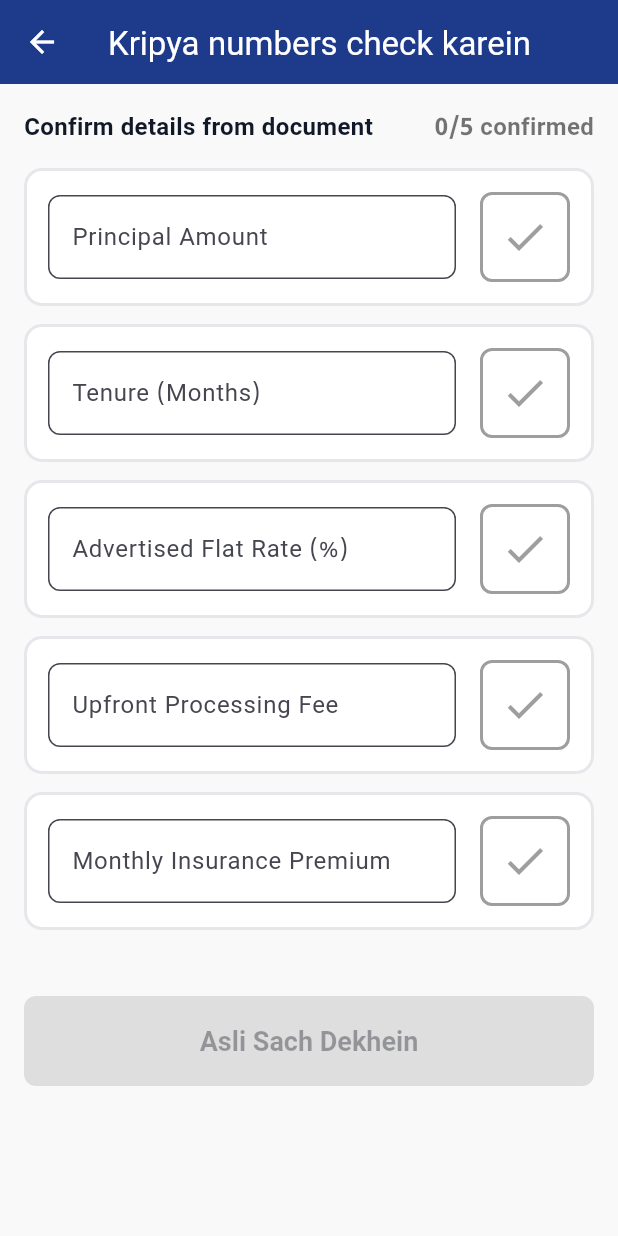
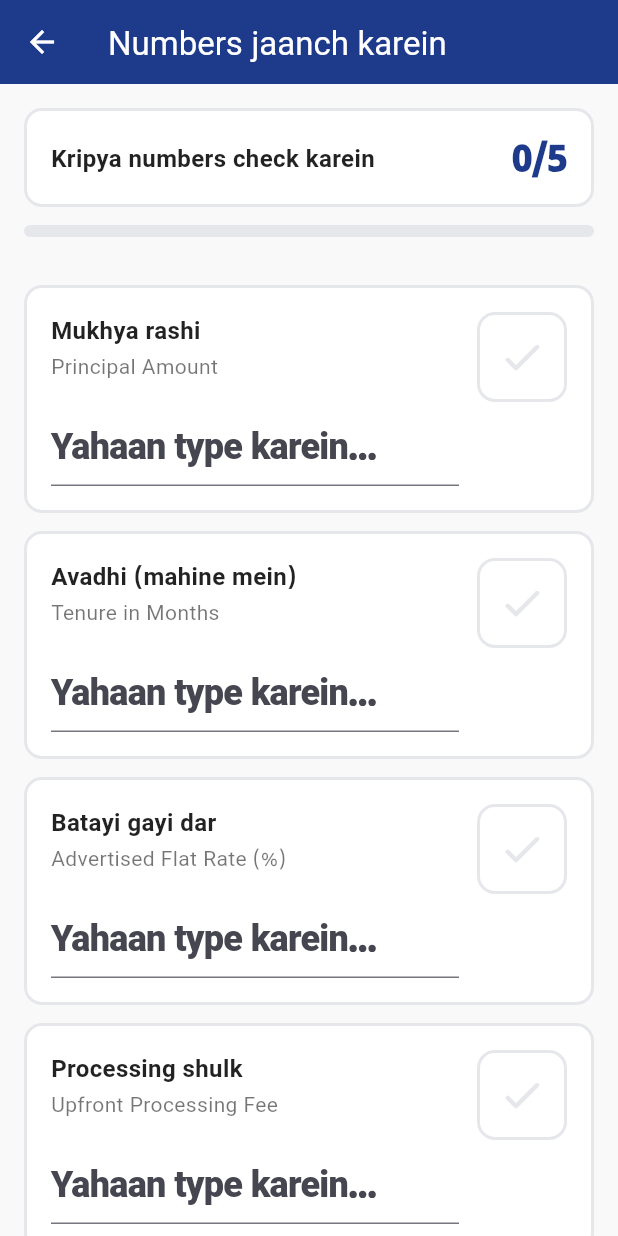
Before and after one commit to vishwasbhattgaonkar1512-cmd/CostReveal-SACH-Engine, a Flutter app: the screen it shows after launch, after a tap on an icon or button, on a phone screen of 412 x 824 dp. Run offline on Flutter 3.47's test engine with Material 3 defaults, Android fonts, the phone set to English and light mode, and no system bars; our stand-ins replace camera, fl_chart, google_fonts, speech_to_text, wakelock_plus.

Commit message:
style(M2): inject premium tactile UI, Gestalt whitespace, and stolen money visualizer

```diff
--- /dev/null
+++ b/devtools_options.yaml
@@ -0,0 +1,3 @@
+description: This file stores settings for Dart & Flutter DevTools.
+documentation: https://docs.flutter.dev/tools/devtools/extensions#configure-extension-enablement-states
+extensions:
--- /dev/null
+++ b/lib/theme/app_theme.dart
@@ -0,0 +1,54 @@
+import 'package:flutter/material.dart';
+
+class AppTheme {
+  // ── Colors (Mumbai Sunlight Spec) ──────────────────────────────────────────
+  static const Color bg            = Color(0xFFF9F9F9);
+  static const Color navy          = Color(0xFF1E3A8A);
+  static const Color green         = Color(0xFF10B981);
+  static const Color red           = Color(0xFFDC2626);
+  static const Color white         = Colors.white;
+  static const Color border        = Color(0xFFE5E7EB);
+  static const Color textPrimary   = Colors.black87;
+  static const Color textSecondary = Colors.black54;
+
+  // ── Typography ────────────────────────────────────────────────────────────
+  static const double labelSize   = 14.0;
+  static const double bodyMin     = 16.0;
+  static const double subheadline = 24.0;
+  static const double numberSub   = 24.0;
+  static const double numberHero  = 40.0;
+
+  static const FontWeight numberWeight = FontWeight.w900;
+
+  // ── Layout & Targets ──────────────────────────────────────────────────────
+  static const double cardPadding     = 16.0;
+  static const double minTapTarget    = 60.0;
+  static const double cardRadius      = 12.0;
+  static const double cardBorderWidth = 2.0;
+
+  // ── Decorations ───────────────────────────────────────────────────────────
+  static BoxDecoration cardDecoration({Color? borderColor}) {
+    return BoxDecoration(
+      color: white,
+      borderRadius: BorderRadius.circular(cardRadius),
+      border: Border.all(
+        color: borderColor ?? border,
+        width: cardBorderWidth,
+      ),
+    );
+  }
+
+  static BoxDecoration heroStatDecoration(Color color) {
+    return BoxDecoration(
+      color: color,
+      borderRadius: BorderRadius.circular(cardRadius),
+      boxShadow: [
+        BoxShadow(
+          color: color.withValues(alpha: 0.3),
+          blurRadius: 16,
+          offset: const Offset(0, 8),
+        )
+      ],
+    );
+  }
+}
--- a/lib/ui/input_screen.dart
+++ b/lib/ui/input_screen.dart
@@ -4,6 +4,7 @@ import '../state/app_state.dart';
 import 'package:provider/provider.dart';
 import 'validation_screen.dart';
 import 'fallback_screen.dart';
+import 'widgets/bouncing_touch.dart'; // <--- PREMIUM ADDITION
 
 class InputScreen extends StatefulWidget {
   const InputScreen({super.key});
@@ -59,8 +60,6 @@ class _InputScreenState extends State<InputScreen>
         return;
       }
 
-      // Show what was heard, then route to Validation for manual confirmation.
-      // (Gemini parsing is M3's Task 2 — intentionally blocked until M1 models are final.)
       _showSpeechConfirmDialog(spokenText);
     } catch (e) {
       if (!mounted) return;
@@ -140,7 +139,6 @@ class _InputScreenState extends State<InputScreen>
 
       if (!mounted) return;
 
-      // Pass base64 to AppState so M3's Gemini bridge can pick it up later.
       Provider.of<AppState>(context, listen: false)
           .setPendingCameraImage(base64Image);
 
@@ -326,7 +324,7 @@ class _InputScreenState extends State<InputScreen>
     required String label,
     required VoidCallback onTap,
   }) {
-    return GestureDetector(
+    return BouncingTouch(
       onTap: onTap,
       child: Container(
         height: 60,
--- a/lib/ui/validation_screen.dart
+++ b/lib/ui/validation_screen.dart
@@ -1,8 +1,10 @@
 import 'package:flutter/material.dart';
 import 'package:flutter/services.dart';
 import 'package:provider/provider.dart';
+import '../theme/app_theme.dart';
 import '../state/app_state.dart';
 import 'true_cost_screen.dart';
+import 'widgets/bouncing_touch.dart';
 
 class ValidationScreen extends StatefulWidget {
   const ValidationScreen({super.key});
@@ -12,81 +14,114 @@ class ValidationScreen extends StatefulWidget {
 }
 
 class _ValidationScreenState extends State<ValidationScreen> {
-  final _principalCtrl = TextEditingController();
-  final _monthsCtrl = TextEditingController();
-  final _flatRateCtrl = TextEditingController();
-  final _procFeeCtrl = TextEditingController();
-  final _insuranceCtrl = TextEditingController();
+  final _principalCtrl  = TextEditingController();
+  final _monthsCtrl     = TextEditingController();
+  final _flatRateCtrl   = TextEditingController();
+  final _procFeeCtrl    = TextEditingController();
+  final _insuranceCtrl  = TextEditingController();
 
-  final Map<String, bool> _confirmedFields = {
+  final Map<String, bool> _confirmed = {
     'principal': false,
-    'months': false,
-    'rate': false,
-    'fee': false,
+    'months':    false,
+    'rate':      false,
+    'fee':       false,
     'insurance': false,
   };
 
-  bool get _allConfirmed => !_confirmedFields.values.any((element) => element == false);
-  int get _confirmedCount => _confirmedFields.values.where((element) => element == true).length;
+  bool get _allConfirmed   => _confirmed.values.every((v) => v);
+  int  get _confirmedCount => _confirmed.values.where((v) => v).length;
+  int  get _totalFields    => _confirmed.length;
 
   @override
   Widget build(BuildContext context) {
     final appState = Provider.of<AppState>(context, listen: false);
 
     return Scaffold(
-      appBar: AppBar(title: const Text('Kripya numbers check karein')),
+      backgroundColor: AppTheme.bg,
+      appBar: AppBar(title: const Text('Numbers jaanch karein')),
       body: ListView(
-        padding: const EdgeInsets.all(16),
+        padding: const EdgeInsets.all(AppTheme.cardPadding),
         children: [
-          Row(
+          // ── Progress header ──────────────────────────────────────────
+          Container(
+            padding: const EdgeInsets.symmetric(horizontal: AppTheme.cardPadding, vertical: 14),
+            decoration: AppTheme.cardDecoration(),
+            child: Row(
               mainAxisAlignment: MainAxisAlignment.spaceBetween,
               children: [
-              const Text(
-                'Confirm details from document',
-                style: TextStyle(fontSize: 16, fontWeight: FontWeight.bold),
+                Text(
+                  'Kripya numbers check karein',
+                  style: TextStyle(
+                    fontSize: AppTheme.bodyMin,
+                    fontWeight: FontWeight.w600,
+                    color: AppTheme.textPrimary,
+                  ),
                 ),
                 Text(
-                '$_confirmedCount/5 confirmed',
+                  '$_confirmedCount/$_totalFields',
                   style: TextStyle(
-                  fontSize: 16,
-                  fontWeight: FontWeight.bold,
-                  color: _allConfirmed ? const Color(0xFF10B981) : Colors.black54
+                    fontSize: AppTheme.subheadline,
+                    fontWeight: AppTheme.numberWeight,
+                    color: _allConfirmed ? AppTheme.green : AppTheme.navy,
+                    letterSpacing: -0.5,
                   ),
                 ),
               ],
             ),
-          const SizedBox(height: 16),
-          _buildValidationCard(
-            label: 'Principal Amount',
-            controller: _principalCtrl,
-            fieldKey: 'principal',
-            onChanged: (val) => appState.updateCandidate(principal: double.tryParse(val)),
           ),
-          _buildValidationCard(
-            label: 'Tenure (Months)',
-            controller: _monthsCtrl,
-            fieldKey: 'months',
-            onChanged: (val) => appState.updateCandidate(months: int.tryParse(val)),
+          const SizedBox(height: 12),
+
+          // Linear progress bar
+          ClipRRect(
+            borderRadius: BorderRadius.circular(4),
+            child: LinearProgressIndicator(
+              value: _confirmedCount / _totalFields,
+              minHeight: 8,
+              color: _allConfirmed ? AppTheme.green : AppTheme.navy,
+              backgroundColor: AppTheme.border,
             ),
-          _buildValidationCard(
-            label: 'Advertised Flat Rate (%)',
-            controller: _flatRateCtrl,
-            fieldKey: 'rate',
-            onChanged: (val) => appState.updateCandidate(flatRate: double.tryParse(val)),
           ),
-          _buildValidationCard(
-            label: 'Upfront Processing Fee',
-            controller: _procFeeCtrl,
-            fieldKey: 'fee',
-            onChanged: (val) => appState.updateCandidate(procFee: double.tryParse(val)),
+
+          const SizedBox(height: 32), // Expanded whitespace separating header from cards
+
+          _buildCard(
+            label:       'Mukhya rashi',
+            sublabel:    'Principal Amount',
+            controller:  _principalCtrl,
+            fieldKey:    'principal',
+            onChanged:   (v) => appState.updateCandidate(principal: double.tryParse(v)),
           ),
-          _buildValidationCard(
-            label: 'Monthly Insurance Premium',
-            controller: _insuranceCtrl,
-            fieldKey: 'insurance',
-            onChanged: (val) => appState.updateCandidate(insurance: double.tryParse(val)),
+          _buildCard(
+            label:       'Avadhi (mahine mein)',
+            sublabel:    'Tenure in Months',
+            controller:  _monthsCtrl,
+            fieldKey:    'months',
+            onChanged:   (v) => appState.updateCandidate(months: int.tryParse(v)),
           ),
+          _buildCard(
+            label:       'Batayi gayi dar',
+            sublabel:    'Advertised Flat Rate (%)',
+            controller:  _flatRateCtrl,
+            fieldKey:    'rate',
+            onChanged:   (v) => appState.updateCandidate(flatRate: double.tryParse(v)),
+          ),
+          _buildCard(
+            label:       'Processing shulk',
+            sublabel:    'Upfront Processing Fee',
+            controller:  _procFeeCtrl,
+            fieldKey:    'fee',
+            onChanged:   (v) => appState.updateCandidate(procFee: double.tryParse(v)),
+          ),
+          _buildCard(
+            label:       'Maasik bima',
+            sublabel:    'Monthly Insurance Premium',
+            controller:  _insuranceCtrl,
+            fieldKey:    'insurance',
+            onChanged:   (v) => appState.updateCandidate(insurance: double.tryParse(v)),
+          ),
+
           const SizedBox(height: 32),
+
           ElevatedButton(
             onPressed: _allConfirmed
                 ? () {
@@ -98,66 +133,97 @@ class _ValidationScreenState extends State<ValidationScreen> {
                   }
                 : null,
             style: ElevatedButton.styleFrom(
-              backgroundColor: _allConfirmed ? const Color(0xFF10B981) : Colors.grey,
+              backgroundColor: _allConfirmed ? AppTheme.green : AppTheme.border,
+              foregroundColor: AppTheme.white,
             ),
-            child: const Text('Asli Sach Dekhein'), // "See the real truth"
-          )
+            child: const Text('Asli Sach Dekhein  (See Real Truth)'),
+          ),
         ],
       ),
     );
   }
 
-  Widget _buildValidationCard({
+  Widget _buildCard({
     required String label,
+    required String sublabel,
     required TextEditingController controller,
     required String fieldKey,
     required Function(String) onChanged,
   }) {
-    final isConfirmed = _confirmedFields[fieldKey] ?? false;
+    final confirmed = _confirmed[fieldKey] ?? false;
 
-    return Card(
-      margin: const EdgeInsets.only(bottom: 12),
+    return Padding(
+      padding: const EdgeInsets.only(bottom: 12),
+      child: Container(
+        decoration: AppTheme.cardDecoration(
+          borderColor: confirmed ? AppTheme.green : AppTheme.border,
+        ),
         child: Padding(
-        padding: const EdgeInsets.all(16),
+          padding: const EdgeInsets.all(AppTheme.cardPadding),
           child: Row(
+            crossAxisAlignment: CrossAxisAlignment.start,
             children: [
               Expanded(
-              child: TextField(
+                child: Column(
+                  crossAxisAlignment: CrossAxisAlignment.start,
+                  children: [
+                    Text(
+                      label,
+                      style: TextStyle(
+                        fontSize: AppTheme.bodyMin,
+                        fontWeight: FontWeight.w700,
+                        color: AppTheme.textPrimary,
+                      ),
+                    ),
+                    const SizedBox(height: 2), // Tighten gap for Gestalt grouping
+                    Text(
+                      sublabel,
+                      style: TextStyle(
+                        fontSize: AppTheme.labelSize,
+                        color: AppTheme.textSecondary,
+                      ),
+                    ),
+                    const SizedBox(height: 16),
+                    TextField(
                       controller: controller,
+                      enabled: !confirmed,
+                      keyboardType: const TextInputType.numberWithOptions(decimal: true),
+                      style: TextStyle(
+                        fontSize: AppTheme.subheadline,
+                        fontWeight: AppTheme.numberWeight,
+                        color: AppTheme.textPrimary,
+                        letterSpacing: -0.5, // Premium sleek numbers
+                      ),
                       decoration: InputDecoration(
-                  labelText: label,
-                  border: OutlineInputBorder(borderRadius: BorderRadius.circular(8)),
-                  filled: true,
-                  fillColor: isConfirmed ? Colors.grey[100] : Colors.white,
+                        fillColor: confirmed ? const Color(0xFFF3F4F6) : AppTheme.white,
+                        hintText: confirmed ? 'Confirmed' : 'Yahaan type karein...',
                       ),
-                keyboardType: TextInputType.number,
-                enabled: !isConfirmed,
                       onChanged: onChanged,
                     ),
+                  ],
                 ),
-            const SizedBox(width: 16),
-            InkWell(
+              ),
+              const SizedBox(width: 12),
+              // Tactile bouncing confirm target
+              BouncingTouch(
                 onTap: () {
                   HapticFeedback.lightImpact();
-                setState(() {
-                  _confirmedFields[fieldKey] = !isConfirmed;
-                });
+                  setState(() => _confirmed[fieldKey] = !confirmed);
                 },
-              borderRadius: BorderRadius.circular(8),
                 child: Container(
-                width: 60,
-                height: 60,
+                  width: AppTheme.minTapTarget,
+                  height: AppTheme.minTapTarget,
                   decoration: BoxDecoration(
-                  color: isConfirmed ? const Color(0xFF10B981) : Colors.white, // Green if confirmed
+                    color: confirmed ? AppTheme.green : AppTheme.white,
+                    borderRadius: BorderRadius.circular(AppTheme.cardRadius),
                     border: Border.all(
-                    color: isConfirmed ? const Color(0xFF10B981) : Colors.grey,
-                    width: 2,
+                      color: confirmed ? AppTheme.green : AppTheme.border,
+                      width: AppTheme.cardBorderWidth,
                     ),
-                  borderRadius: BorderRadius.circular(8),
                   ),
                   child: Icon(
-                  Icons.check,
-                  color: isConfirmed ? Colors.white : Colors.grey,
+                    Icons.check_rounded,
+                    color: confirmed ? AppTheme.white : AppTheme.border,
                     size: 32,
                   ),
                 ),
@@ -165,6 +231,7 @@ class _ValidationScreenState extends State<ValidationScreen> {
             ],
           ),
         ),
+      ),
     );
   }
 }
--- /dev/null
+++ b/lib/ui/widgets/bouncing_touch.dart
@@ -0,0 +1,60 @@
+import 'package:flutter/material.dart';
+
+class BouncingTouch extends StatefulWidget {
+  final Widget child;
+  final VoidCallback onTap;
+
+  const BouncingTouch({super.key, required this.child, required this.onTap});
+
+  @override
+  State<BouncingTouch> createState() => _BouncingTouchState();
+}
+
+class _BouncingTouchState extends State<BouncingTouch>
+    with SingleTickerProviderStateMixin {
+  late AnimationController _controller;
+  late Animation<double> _scaleAnimation;
+
+  @override
+  void initState() {
+    super.initState();
+    _controller = AnimationController(
+      vsync: this,
+      duration: const Duration(milliseconds: 100),
+    );
+    _scaleAnimation = Tween<double>(begin: 1.0, end: 0.95).animate(
+      CurvedAnimation(parent: _controller, curve: Curves.easeInOut),
+    );
+  }
+
+  @override
+  void dispose() {
+    _controller.dispose();
+    super.dispose();
+  }
+
+  void _onTapDown(TapDownDetails details) => _controller.forward();
+  void _onTapUp(TapUpDetails details) {
+    _controller.reverse();
+    widget.onTap();
+  }
+  void _onTapCancel() => _controller.reverse();
+
+  @override
+  Widget build(BuildContext context) {
+    return GestureDetector(
+      onTapDown: _onTapDown,
+      onTapUp: _onTapUp,
+      onTapCancel: _onTapCancel,
+      behavior: HitTestBehavior.opaque,
+      child: AnimatedBuilder(
+        animation: _scaleAnimation,
+        builder: (context, child) => Transform.scale(
+          scale: _scaleAnimation.value,
+          child: child,
+        ),
+        child: widget.child,
+      ),
+    );
+  }
+}
```
Also changed, not shown: lib/ui/true_cost_screen.dart (+193 -151 lines). Lines whose indentation alone changed are shown as unchanged.
